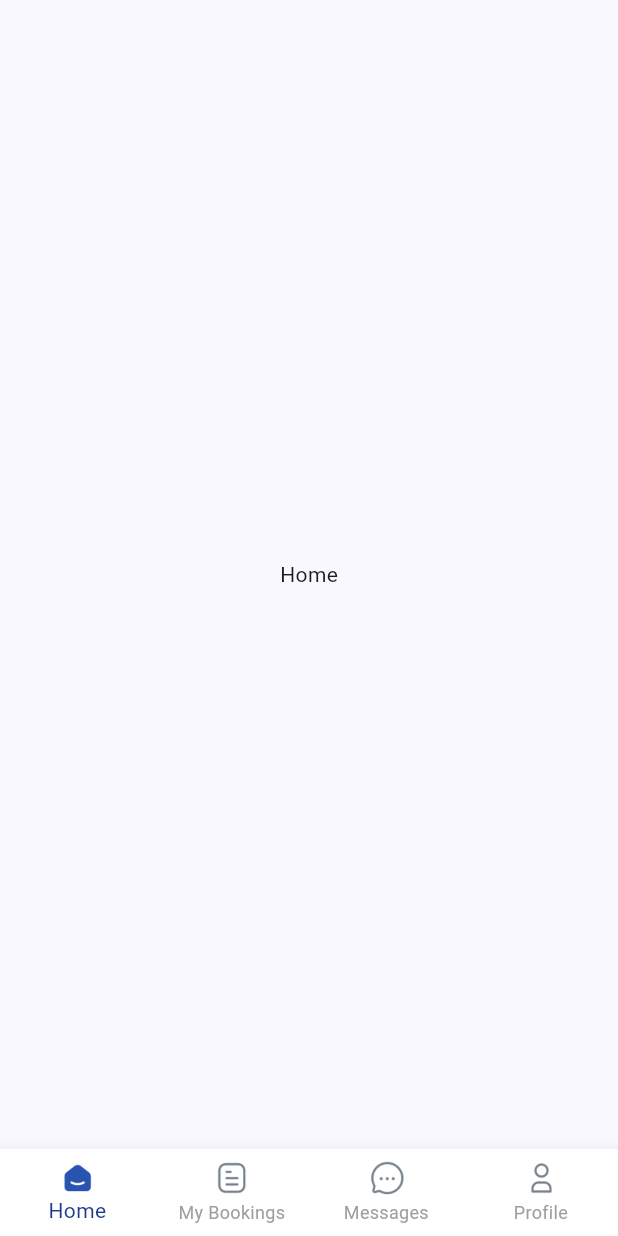
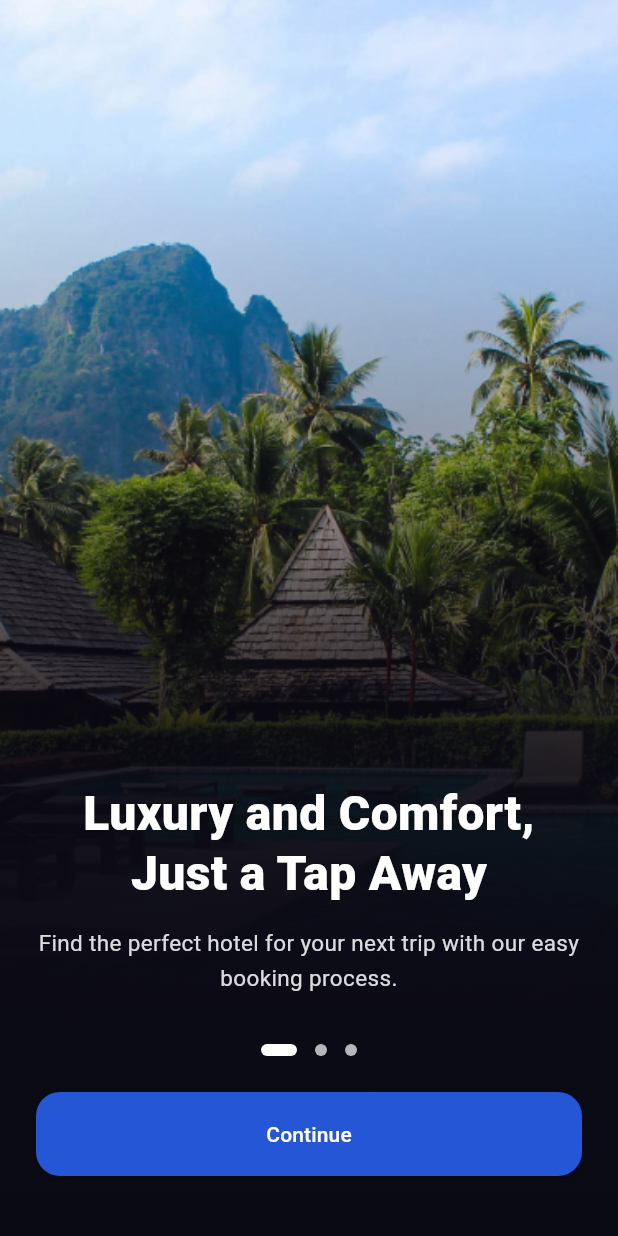
Before and after one commit to Kingjohneycodey/hotel-booking-app, a Flutter app: the screen it shows after launch, on a phone screen of 412 x 824 dp. Run offline on Flutter 3.47's test engine with Material 3 defaults, Android fonts, the phone set to English and light mode, and no system bars; our stand-ins replace flutter_riverpod, go_router, shared_preferences.

Commit message:
developed onboarding page

```diff
--- a/lib/core/router/app_router.dart
+++ b/lib/core/router/app_router.dart
@@ -9,11 +9,16 @@ import 'package:hotel_app/features/home/view/home_screen.dart';
 import 'package:hotel_app/features/messages/view/messages_screen.dart';
 import 'package:hotel_app/features/profile/view/profile_screen.dart';
 import 'package:hotel_app/features/splash/view/splash_screen.dart';
+import 'package:hotel_app/features/onboarding/view/onboarding_screen.dart';
 
 final GoRouter appRouter = GoRouter(
   initialLocation: '/splash',
   routes: [
     GoRoute(path: '/splash', builder: (context, state) => const SplashScreen()),
+    GoRoute(
+      path: '/onboarding',
+      builder: (context, state) => const OnboardingScreen(),
+    ),
     ShellRoute(
       builder: (context, state, child) {
         return MainAppShell(child: child);
--- /dev/null
+++ b/lib/features/onboarding/view/onboarding_screen.dart
@@ -0,0 +1,194 @@
+import 'package:flutter/material.dart';
+import 'package:go_router/go_router.dart';
+import 'package:shared_preferences/shared_preferences.dart';
+
+class OnboardingScreen extends StatefulWidget {
+  const OnboardingScreen({super.key});
+
+  @override
+  State<OnboardingScreen> createState() => _OnboardingScreenState();
+}
+
+class _OnboardingScreenState extends State<OnboardingScreen> {
+  final PageController _pageController = PageController();
+  int _currentPage = 0;
+
+  final List<_OnboardPageData> _pages = const [
+    _OnboardPageData(
+      title: 'Luxury and Comfort, \nJust a Tap Away',
+      description:
+          'Find the perfect hotel for your next trip with our easy booking process.',
+      backgroundImage: 'assets/images/onboarding1.png',
+    ),
+    _OnboardPageData(
+      title: 'Book with Ease,\nStay with Style',
+      description: 'Explore curated hotels and resorts tailored to your style.',
+      backgroundImage: 'assets/images/onboarding1.png',
+    ),
+    _OnboardPageData(
+      title: 'Discover Your Dream \nHotel, Effortlessly',
+      description:
+          'Secure payments and instant confirmations, anywhere you go.',
+      backgroundImage: 'assets/images/onboarding1.png',
+    ),
+  ];
+
+  @override
+  void dispose() {
+    _pageController.dispose();
+    super.dispose();
+  }
+
+  Future<void> _finishOnboarding() async {
+    // final preferences = await SharedPreferences.getInstance();
+    // await preferences.setBool('hasOnboarded', false);
+    if (!mounted) return;
+    context.go('/login');
+  }
+
+  void _onPageChanged(int index) {
+    setState(() {
+      _currentPage = index;
+    });
+  }
+
+  @override
+  Widget build(BuildContext context) {
+    return Scaffold(
+      body: Stack(
+        children: [
+          // Background image
+          Positioned.fill(
+            child: PageView.builder(
+              controller: _pageController,
+              onPageChanged: _onPageChanged,
+              itemCount: _pages.length,
+              itemBuilder: (context, index) {
+                final page = _pages[index];
+                return Stack(
+                  fit: StackFit.expand,
+                  children: [
+                    Image.asset(page.backgroundImage, fit: BoxFit.cover),
+                    // Dark gradient overlay for readability
+                    Container(
+                      decoration: const BoxDecoration(
+                        gradient: LinearGradient(
+                          begin: Alignment.topCenter,
+                          end: Alignment.bottomCenter,
+                          colors: [
+                            Colors.transparent,
+                            Color(0xCC0A0A14),
+                            Color(0xFF0A0A14),
+                          ],
+                          stops: [0.4, 0.7, 1.0],
+                        ),
+                      ),
+                    ),
+                    // Content
+                    Align(
+                      alignment: Alignment.bottomCenter,
+                      child: Padding(
+                        padding: const EdgeInsets.fromLTRB(24, 0, 24, 160),
+                        child: Column(
+                          mainAxisSize: MainAxisSize.min,
+                          crossAxisAlignment: CrossAxisAlignment.center,
+                          children: [
+                            Text(
+                              page.title,
+                              textAlign: TextAlign.center,
+                              style: const TextStyle(
+                                color: Colors.white,
+                                fontSize: 32,
+                                fontWeight: FontWeight.w800,
+                                height: 1.25,
+                              ),
+                            ),
+                            const SizedBox(height: 16),
+                            Text(
+                              page.description,
+                              textAlign: TextAlign.center,
+                              style: TextStyle(
+                                color: Colors.white.withValues(alpha: 0.85),
+                                fontSize: 15,
+                                height: 1.5,
+                              ),
+                            ),
+                          ],
+                        ),
+                      ),
+                    ),
+                  ],
+                );
+              },
+            ),
+          ),
+
+          // Page indicators
+          Positioned(
+            left: 0,
+            right: 0,
+            bottom: 120,
+            child: Row(
+              mainAxisAlignment: MainAxisAlignment.center,
+              children: List.generate(_pages.length, (index) {
+                final bool isActive = index == _currentPage;
+                return AnimatedContainer(
+                  duration: const Duration(milliseconds: 250),
+                  margin: const EdgeInsets.symmetric(horizontal: 6),
+                  width: isActive ? 24 : 8,
+                  height: 8,
+                  decoration: BoxDecoration(
+                    color: isActive ? Colors.white : Colors.white70,
+                    borderRadius: BorderRadius.circular(8),
+                  ),
+                );
+              }),
+            ),
+          ),
+
+          // Continue button
+          Positioned(
+            left: 24,
+            right: 24,
+            bottom: 40,
+            child: ElevatedButton(
+              style: ElevatedButton.styleFrom(
+                backgroundColor: const Color(0xFF2556D6),
+                foregroundColor: Colors.white,
+                padding: const EdgeInsets.symmetric(vertical: 18),
+                shape: RoundedRectangleBorder(
+                  borderRadius: BorderRadius.circular(16),
+                ),
+              ),
+              onPressed: () async {
+                if (_currentPage < _pages.length - 1) {
+                  _pageController.nextPage(
+                    duration: const Duration(milliseconds: 300),
+                    curve: Curves.easeOut,
+                  );
+                } else {
+                  await _finishOnboarding();
+                }
+              },
+              child: Text(
+                _currentPage < _pages.length - 1 ? 'Continue' : 'Get Started',
+              ),
+            ),
+          ),
+        ],
+      ),
+    );
+  }
+}
+
+class _OnboardPageData {
+  final String title;
+  final String description;
+  final String backgroundImage;
+
+  const _OnboardPageData({
+    required this.title,
+    required this.description,
+    required this.backgroundImage,
+  });
+}
--- a/lib/features/splash/view/splash_screen.dart
+++ b/lib/features/splash/view/splash_screen.dart
@@ -1,6 +1,7 @@
 import 'package:flutter/material.dart';
 import 'package:go_router/go_router.dart';
 import 'package:hotel_app/core/theme/app_colors.dart';
+import 'package:shared_preferences/shared_preferences.dart';
 
 class SplashScreen extends StatefulWidget {
   const SplashScreen({super.key});
@@ -46,10 +47,16 @@ class _SplashScreenState extends State<SplashScreen>
     _navigateToHome();
   }
 
-  void _navigateToHome() {
-    Future.delayed(const Duration(seconds: 3), () {
-      if (mounted) {
+  void _navigateToHome() async {
+    Future.delayed(const Duration(seconds: 3), () async {
+      if (!mounted) return;
+      final preferences = await SharedPreferences.getInstance();
+      final hasOnboarded = preferences.getBool('hasOnboarded') ?? false;
+      if (!mounted) return;
+      if (hasOnboarded) {
         context.go('/home');
+      } else {
+        context.go('/onboarding');
       }
     });
   }
@@ -82,10 +89,10 @@ class _SplashScreenState extends State<SplashScreen>
                         height: 120,
                         decoration: BoxDecoration(
                           shape: BoxShape.circle,
-                          color: AppColors.splashAccent.withOpacity(0.3),
+                          color: AppColors.primary.withValues(alpha: 0.3),
                           boxShadow: [
                             BoxShadow(
-                              color: AppColors.splashAccent.withOpacity(0.3),
+                              color: AppColors.primary.withValues(alpha: 0.3),
                               blurRadius: 20,
                               spreadRadius: 5,
                             ),
```
Also changed, not shown: assets/images/onboarding1.png (added).
